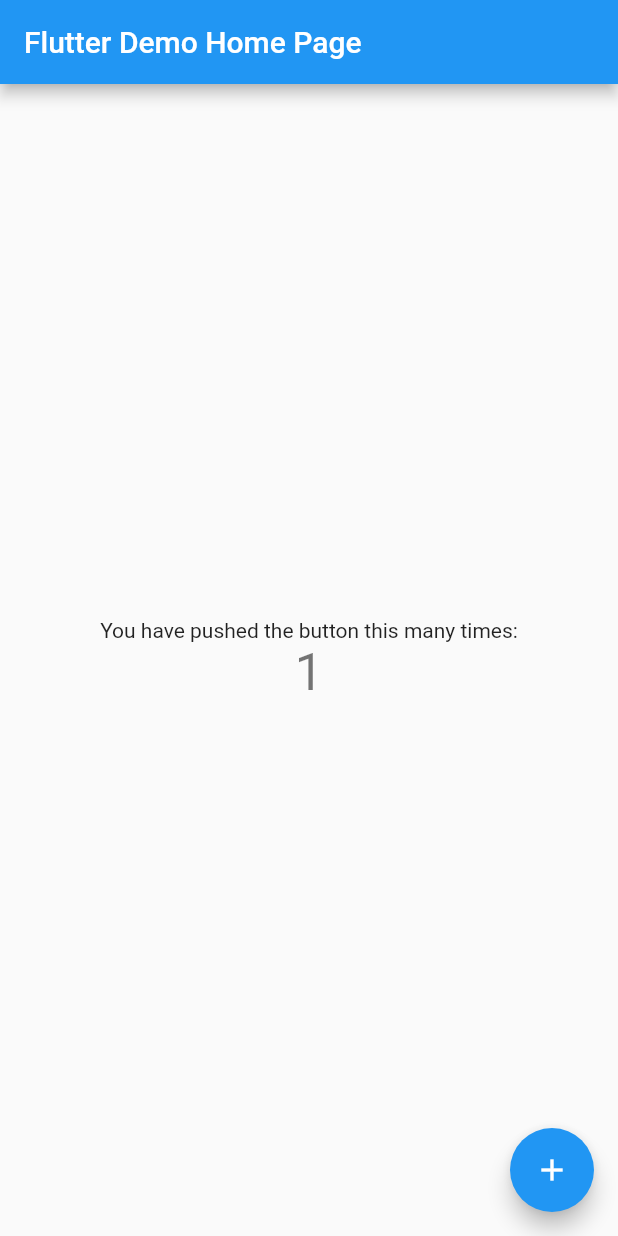
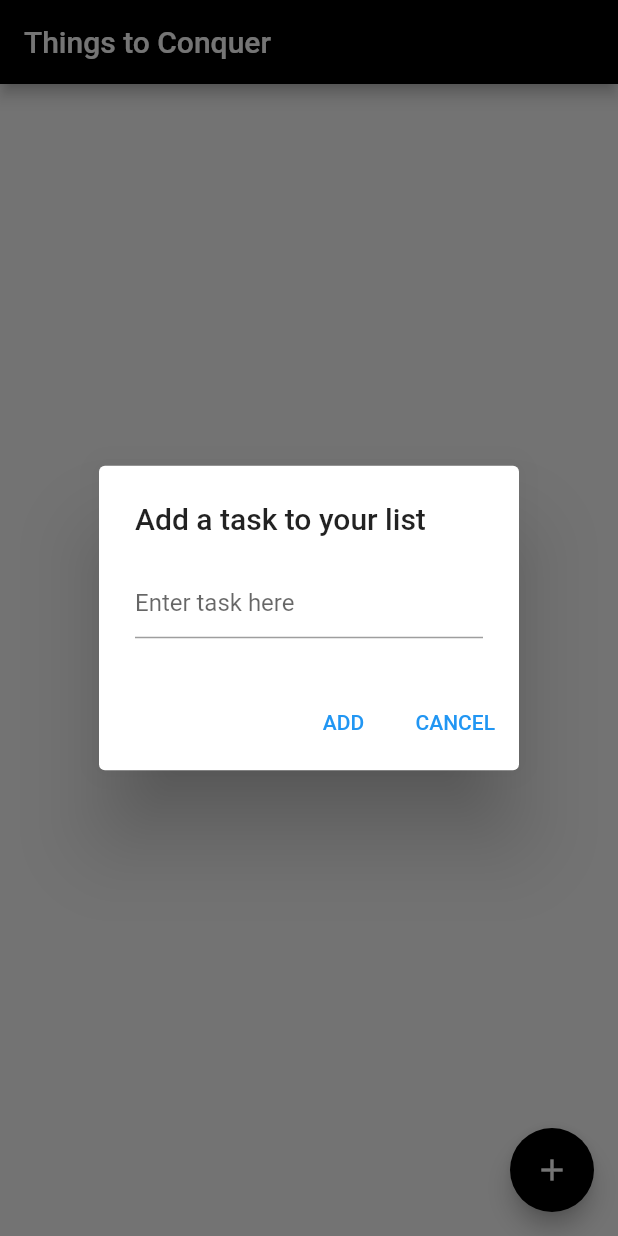
Before and after one commit to vuld0/things-to-conquer, a Flutter app: the screen it shows after launch, after a tap on the "add" icon, on a phone screen of 412 x 824 dp. Run offline on Flutter 3.47's test engine with Material 2 defaults, Android fonts, the phone set to English and light mode, and no system bars.

Commit message:
_addItems() added

```diff
--- a/lib/main.dart
+++ b/lib/main.dart
@@ -1,3 +1,4 @@
+// ignore_for_file: prefer_const_constructors
 import 'package:flutter/material.dart';
 
 void main() {
@@ -10,106 +11,91 @@
   // This widget is the root of your application.
   @override
   Widget build(BuildContext context) {
-    return MaterialApp(
-      title: 'Flutter Demo',
-      theme: ThemeData(
-        // This is the theme of your application.
-        //
-        // Try running your application with "flutter run". You'll see the
-        // application has a blue toolbar. Then, without quitting the app, try
-        // changing the primarySwatch below to Colors.green and then invoke
-        // "hot reload" (press "r" in the console where you ran "flutter run",
-        // or simply save your changes to "hot reload" in a Flutter IDE).
-        // Notice that the counter didn't reset back to zero; the application
-        // is not restarted.
-        primarySwatch: Colors.blue,
-      ),
-      home: const MyHomePage(title: 'Flutter Demo Home Page'),
-    );
+    return MaterialApp(home: TodoList());
   }
 }
 
-class MyHomePage extends StatefulWidget {
-  const MyHomePage({super.key, required this.title});
-
-  // This widget is the home page of your application. It is stateful, meaning
-  // that it has a State object (defined below) that contains fields that affect
-  // how it looks.
-
-  // This class is the configuration for the state. It holds the values (in this
-  // case the title) provided by the parent (in this case the App widget) and
-  // used by the build method of the State. Fields in a Widget subclass are
-  // always marked "final".
-
-  final String title;
-
+class TodoList extends StatefulWidget {
   @override
-  State<MyHomePage> createState() => _MyHomePageState();
+  _TodoListState createState() => _TodoListState();
 }
 
-class _MyHomePageState extends State<MyHomePage> {
-  int _counter = 0;
+class _TodoListState extends State<TodoList> {
+  // save data
+  final List<String> _todolist = <String>[];
+  // adding text
+  final TextEditingController _textEditingController = TextEditingController();
+  @override
+  Widget build(BuildContext context) {
+    // app layout
+    return Scaffold(
+      appBar: AppBar(title: const Text('Things to Conquer'), backgroundColor: Colors.black,),
+      body: ListView(children: _getItems()),
+      // add items to the to-do list
+      floatingActionButton: FloatingActionButton(
+          onPressed: () => _displayDialog(context),
+          tooltip: 'Add Item',
+          backgroundColor: Colors.black,
+          child: Icon(Icons.add)),
+    );
+  }
 
-  void _incrementCounter() {
+// adding the data to the list
+  void _addItems(String title) {
+    // a set state will notify the app that the state has changed
     setState(() {
-      // This call to setState tells the Flutter framework that something has
-      // changed in this State, which causes it to rerun the build method below
-      // so that the display can reflect the updated values. If we changed
-      // _counter without calling setState(), then the build method would not be
-      // called again, and so nothing would appear to happen.
-      _counter++;
+      _todolist.add(title);
+      _textEditingController.clear();
     });
   }
 
-  @override
-  Widget build(BuildContext context) {
-    // This method is rerun every time setState is called, for instance as done
-    // by the _incrementCounter method above.
-    //
-    // The Flutter framework has been optimized to make rerunning build methods
-    // fast, so that you can just rebuild anything that needs updating rather
-    // than having to individually change instances of widgets.
-    return Scaffold(
-      appBar: AppBar(
-        // Here we take the value from the MyHomePage object that was created by
-        // the App.build method, and use it to set our appbar title.
-        title: Text(widget.title),
-      ),
-      body: Center(
-        // Center is a layout widget. It takes a single child and positions it
-        // in the middle of the parent.
-        child: Column(
-          // Column is also a layout widget. It takes a list of children and
-          // arranges them vertically. By default, it sizes itself to fit its
-          // children horizontally, and tries to be as tall as its parent.
-          //
-          // Invoke "debug painting" (press "p" in the console, choose the
-          // "Toggle Debug Paint" action from the Flutter Inspector in Android
-          // Studio, or the "Toggle Debug Paint" command in Visual Studio Code)
-          // to see the wireframe for each widget.
-          //
-          // Column has various properties to control how it sizes itself and
-          // how it positions its children. Here we use mainAxisAlignment to
-          // center the children vertically; the main axis here is the vertical
-          // axis because Columns are vertical (the cross axis would be
-          // horizontal).
-          mainAxisAlignment: MainAxisAlignment.center,
-          children: <Widget>[
-            const Text(
-              'You have pushed the button this many times:',
+  // this Generate list of item widgets
+  Widget _buildItem(String title) {
+    return ListTile(title: Text(title));
+  }
+
+  // display a dialog for the user to enter items
+  Future<Future> _displayDialog(BuildContext context) async {
+    // alter the app state to show a dialog
+    return showDialog(
+        context: context,
+        builder: (BuildContext context) {
+          return AlertDialog(
+            title: const Text('Add a task to your list'),
+            content: TextField(
+              controller: _textEditingController,
+              decoration: const InputDecoration(hintText: 'Enter task here'),
             ),
-            Text(
-              '$_counter',
-              style: Theme.of(context).textTheme.headline4,
-            ),
-          ],
-        ),
-      ),
-      floatingActionButton: FloatingActionButton(
-        onPressed: _incrementCounter,
-        tooltip: 'Increment',
-        child: const Icon(Icons.add),
-      ), // This trailing comma makes auto-formatting nicer for build methods.
-    );
+            actions: <Widget>[
+              // add button
+              TextButton(
+                child: const Text('ADD'),
+                onPressed: () {
+                  Navigator.of(context).pop();
+                  _addItems(_textEditingController.text);
+                },
+              ),
+              // Cancel button
+              TextButton(
+                child: const Text('CANCEL'),
+                onPressed: () {
+                  Navigator.of(context).pop();
+                },
+              )
+            ],
+          );
+        });
   }
+
+  //looping through our todo list title
+  List<Widget> _getItems() {
+    final List<Widget> _widgetsTodo = <Widget>[];
+    for (String item in _todolist) {
+      _widgetsTodo.add(_buildItem(item));
+    }
+    return _widgetsTodo;
+  }
+
+  // removing items from the list
+
 }
```
